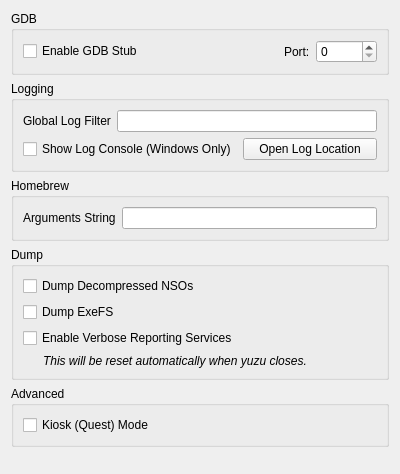
First picture: the form in src/yuzu/configuration/configure_debug.ui, repository yuzu-emu-mirror/yuzu, before the edit.
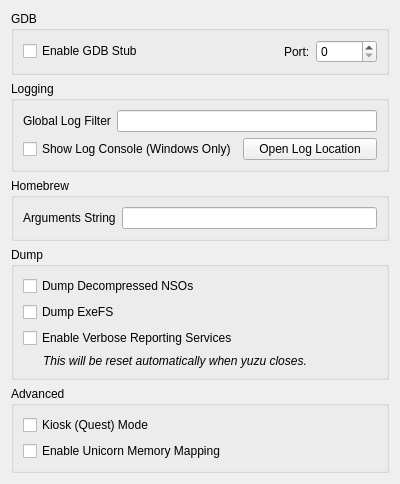
Second picture: the form after the edit.

Commit message:
Unicorn: Disable Unicorn Memory Mapping through a setting.
Unicorn maps it's own memory for running. Unicorn's mapping is slow,
buggy and produces memory leaks. However, dynarmic have implemented all
the memory instructions in ARMv8. With this PR we disable it through a
setting and kept in for developers to test ARMv7A if not all the
instructions are implemented.

Patch:
```diff
--- a/src/yuzu/configuration/configure_debug.ui
+++ b/src/yuzu/configuration/configure_debug.ui
@@ -193,6 +193,13 @@
         </property>
        </widget>
       </item>
+      <item>
+       <widget class="QCheckBox" name="unicorn_mapping">
+        <property name="text">
+         <string>Enable Unicorn Memory Mapping</string>
+        </property>
+       </widget>
+      </item>
      </layout>
     </widget>
    </item>
```
The commit also changes 5 other files.
